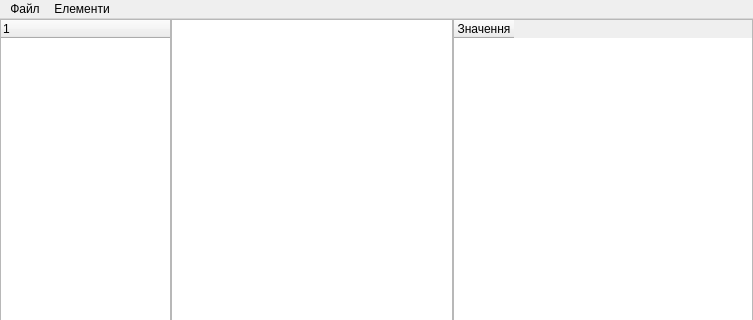
nazarlamer/Painting, file mainwindow.ui: the form before one commit; both pictures show x 0 to 753 and y 0 to 320 of the 753 by 640 pixel window.
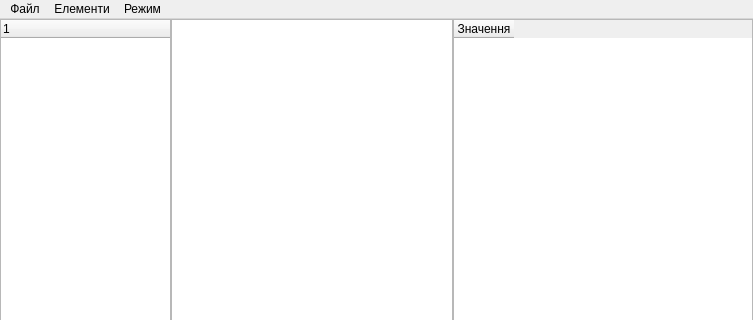
The form after the commit. Custom widgets are drawn as their Qt base class.

Patch:
```diff
--- a/mainwindow.ui
+++ b/mainwindow.ui
@@ -207,8 +207,17 @@
     </widget>
     <addaction name="menu_3"/>
    </widget>
+   <widget class="QMenu" name="menu_4">
+    <property name="title">
+     <string>Режим</string>
+    </property>
+    <addaction name="actSSNormal"/>
+    <addaction name="actSSReadOnly"/>
+    <addaction name="actSSPrint"/>
+   </widget>
    <addaction name="menu"/>
    <addaction name="menu_2"/>
+   <addaction name="menu_4"/>
   </widget>
   <action name="action_3">
    <property name="text">
```
Left out of the diff: 19 changed lines with no effect on the pictures.
